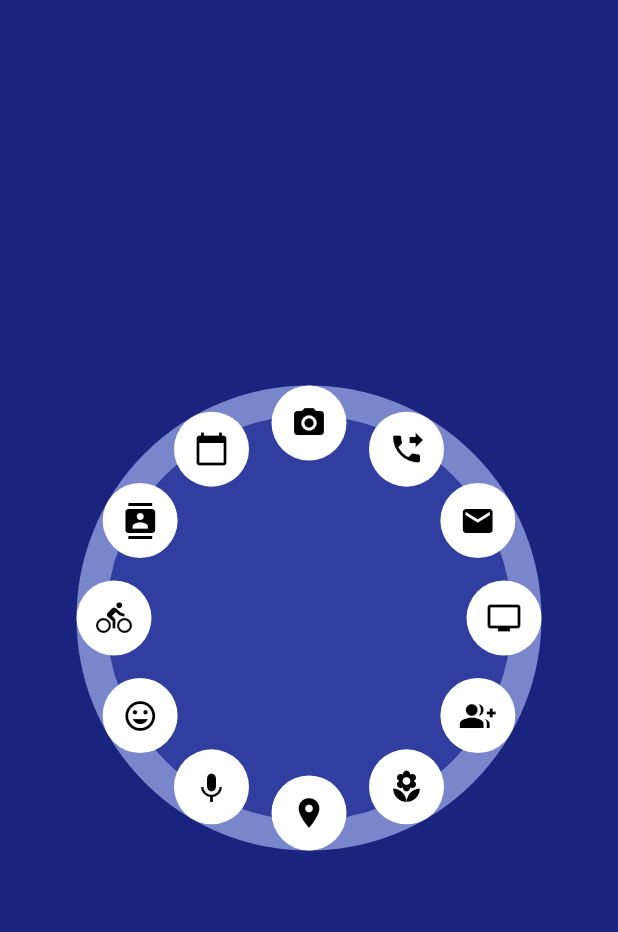
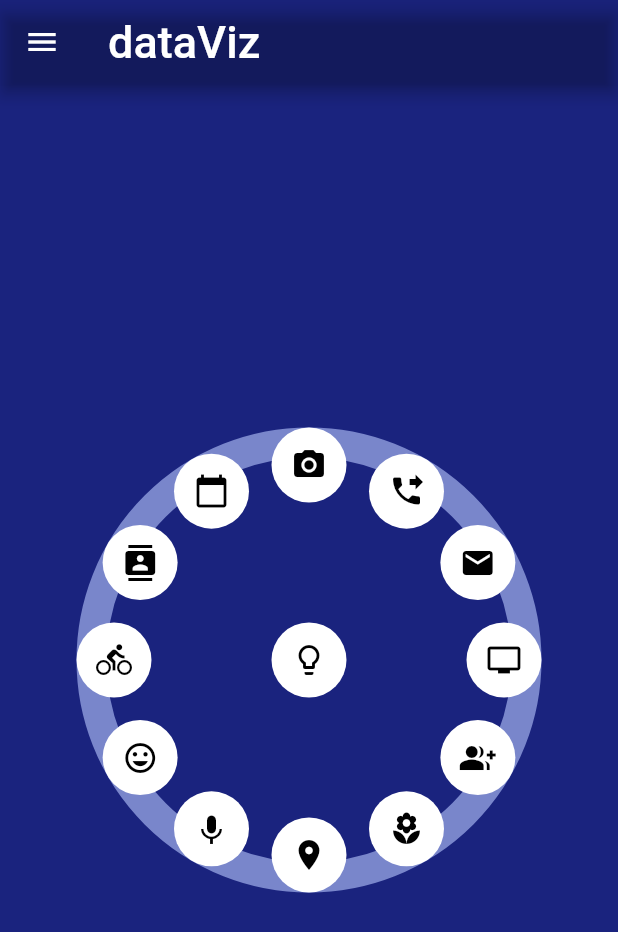
Before and after one commit to salmonMaxx/dataViz, a Flutter app: the screen it shows after launch, after a tap on the "home" icon, on a phone screen of 412 x 824 dp. Shown: the top 932 px of the screen. Run offline on Flutter 3.47's test engine with Material 2 defaults, Android fonts, the phone set to English and light mode, and no system bars; our stand-ins replace firebase_auth, google_sign_in, location; missing offline and left inert: launcher_assist; accounts and stored records are empty.

Commit message:
Menu with sideBar

```diff
--- a/lib/main.dart
+++ b/lib/main.dart
@@ -29,7 +29,7 @@ class MyApp extends StatelessWidget {
         'otherApps': (context) => OtherAppsPage(),
         'forgetMe': (context) => ForgetMe(),
         'permissions': (context) => PermissionTemplate(),
-        'menu':(context) => HomePage(),
+        'menu':(context) => MenuPage(),
       },
     );
   }
@@ -147,6 +147,8 @@ class _MyHomePageState extends State<MyHomePage> {
     );
   }
 }
+
+
   // CODE FROM WEEK THAT I DIDN'T WANT TO LOSE
   // IT'S ALL PERMISSIONS AND NICE TO HAVE AS A REMINDER
 /*
--- a/lib/routes/menuPage.dart
+++ b/lib/routes/menuPage.dart
@@ -1,33 +1,29 @@
 import 'package:flutter/material.dart';
 
-class HomePage extends StatefulWidget {
+class MenuPage extends StatefulWidget {
   @override
-  _HomePageState createState() => _HomePageState();
+  _MenuPageState createState() => _MenuPageState();
 }
 
-class _HomePageState extends State<HomePage> {
+class _MenuPageState extends State<MenuPage> {
   @override
   Widget build(BuildContext context) {
-    Widget image = new DecoratedBox(
-      decoration: BoxDecoration(
-        image: DecorationImage(
-          image: AssetImage('assets/pic/logo_dataviz_1'),
-        ),
-      ),
-    );
     Widget bigCircle = new Container(
       width: 310.0,
       height: 310.0,
       decoration: new BoxDecoration(
-          color: Colors.indigo[700],
+          color: Colors.transparent,
           shape: BoxShape.circle,
           border: new Border.all(color: Colors.indigo[300], width: 20.0)
       ),
     );
-
-    return new Material(
-      color: Colors.indigo[900],
-      child: new Center(
+    return Scaffold(
+      backgroundColor: Colors.indigo[900],
+      appBar: AppBar(
+        backgroundColor: Colors.transparent,
+        title: Text('dataViz', textAlign: TextAlign.center, style: new TextStyle(fontSize: 30.0)),
+      ),
+      body: Center(
         child: new Stack(
           children: <Widget>[
             bigCircle,
@@ -104,9 +100,39 @@ class _HomePageState extends State<HomePage> {
               left: 130.0,
             ),
             new Positioned(
-              child: image,
-              top: 130,
-              left: 130,
+              child: new CircleButton(
+                  onTap: () => print("12"), iconData: Icons.lightbulb_outline),
+              top: 130.0,
+              left: 130.0,
+            ),
+          ],
+        ),
+      ),
+      drawer: Drawer(
+        child: ListView(
+          // Important: Remove any padding from the ListView.
+          padding: EdgeInsets.zero,
+          children: <Widget>[
+            DrawerHeader(
+              child: Text('dataViz', textAlign: TextAlign.center, style: new TextStyle(fontSize: 50.0, color: Colors.white)),
+              decoration: BoxDecoration(
+                color: Colors.indigo[900],
+              ),
+            ),
+            ListTile(
+              title: Text('BLACKLIST', style: new TextStyle(fontSize: 30.0, color: Colors.indigo[900])),
+              onTap: () {
+                Navigator.pop(context);
+              },
+            ),
+            ListTile(
+              title: Text('BIG PICTURE',style: new TextStyle(fontSize: 30.0, color: Colors.indigo[900])),
+              onTap: () {
+                // Update the state of the app
+                // ...
+                // Then close the drawer
+                Navigator.pop(context);
+              },
             ),
           ],
         ),
```
